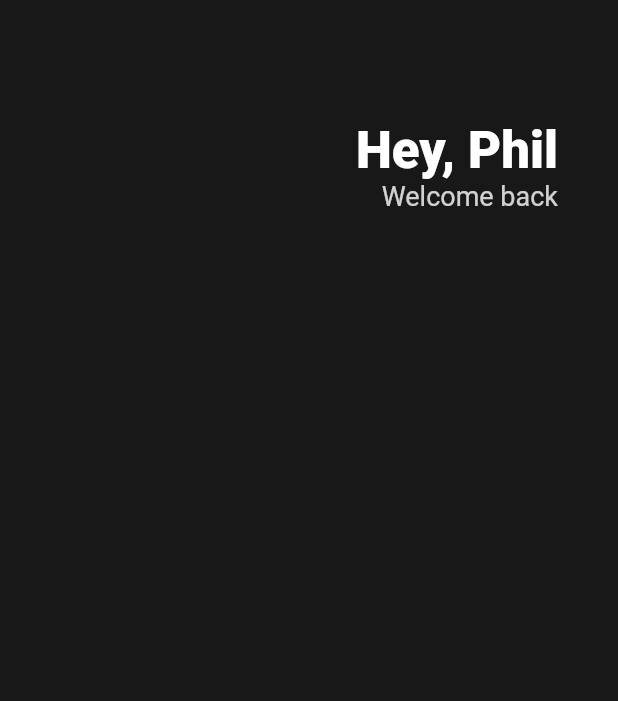
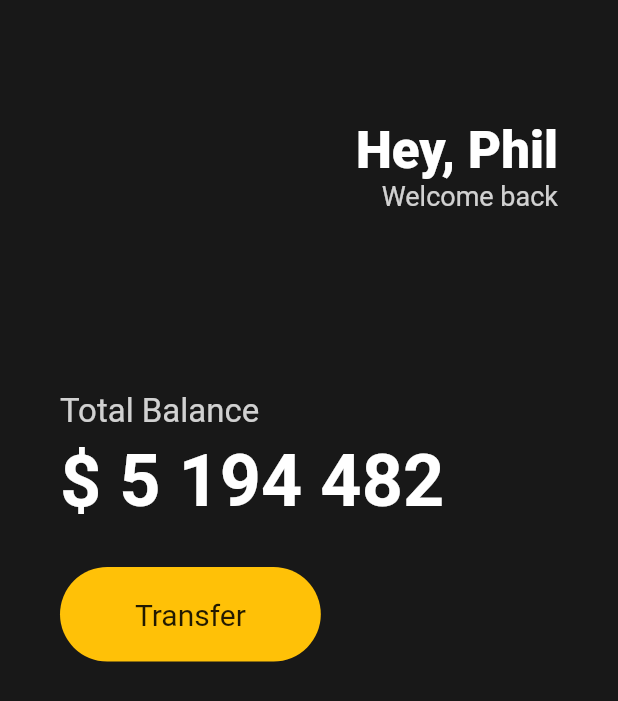
Before and after one commit to cold-pumpkin/toonflix, a Flutter app: the screen it shows after launch, on a phone screen of 412 x 824 dp. Shown: the top 701 px of the screen. Run offline on Flutter 3.47's test engine with Material 2 defaults, Android fonts, the phone set to English and light mode, and no system bars.

Commit message:
UI Challenge - Buttons Section

```diff
--- a/lib/main.dart
+++ b/lib/main.dart
@@ -12,7 +12,7 @@ class MyApp extends StatelessWidget {
       backgroundColor: Color(0xff181818),
       body: Padding(
         padding: EdgeInsets.symmetric(horizontal: 40),
-        child: Column(children: [
+        child: Column(crossAxisAlignment: CrossAxisAlignment.start, children: [
           SizedBox(
             height: 80,
           ),
@@ -35,6 +35,50 @@ class MyApp extends StatelessWidget {
                     )),
               ]),
             ],
+          ),
+          SizedBox(
+            height: 120,
+          ),
+          Text(
+            'Total Balance',
+            style:
+                TextStyle(fontSize: 22, color: Colors.white.withOpacity(0.8)),
+          ),
+          SizedBox(
+            height: 5,
+          ),
+          Text(
+            '\$ 5 194 482',
+            style: TextStyle(
+              fontSize: 48,
+              fontWeight: FontWeight.w600,
+              color: Colors.white,
+            ),
+          ),
+          SizedBox(
+            height: 30,
+          ),
+          Row(
+            children: [
+              Container(
+                decoration: BoxDecoration(
+                  color: Colors.amber,
+                  borderRadius: BorderRadius.circular(45),
+                ),
+                child: Padding(
+                  padding: EdgeInsets.symmetric(
+                    vertical: 20,
+                    horizontal: 50,
+                  ),
+                  child: Text(
+                    'Transfer',
+                    style: TextStyle(
+                      fontSize: 20,
+                    ),
+                  ),
+                ),
+              )
+            ],
           )
         ]),
       ),
```
